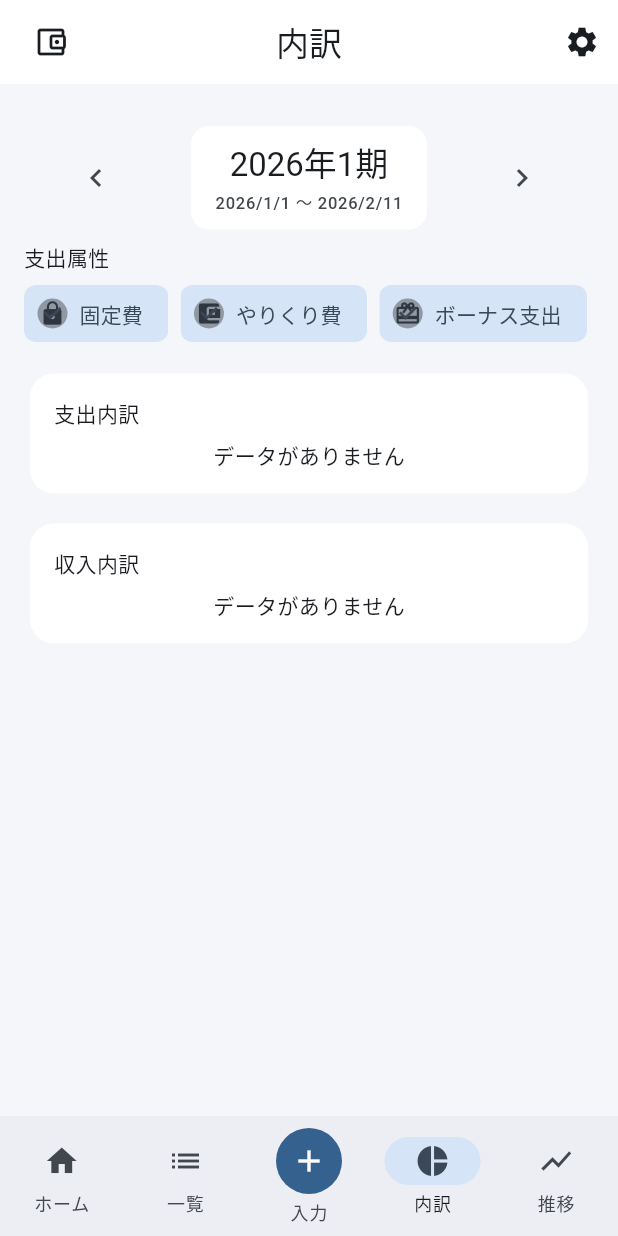
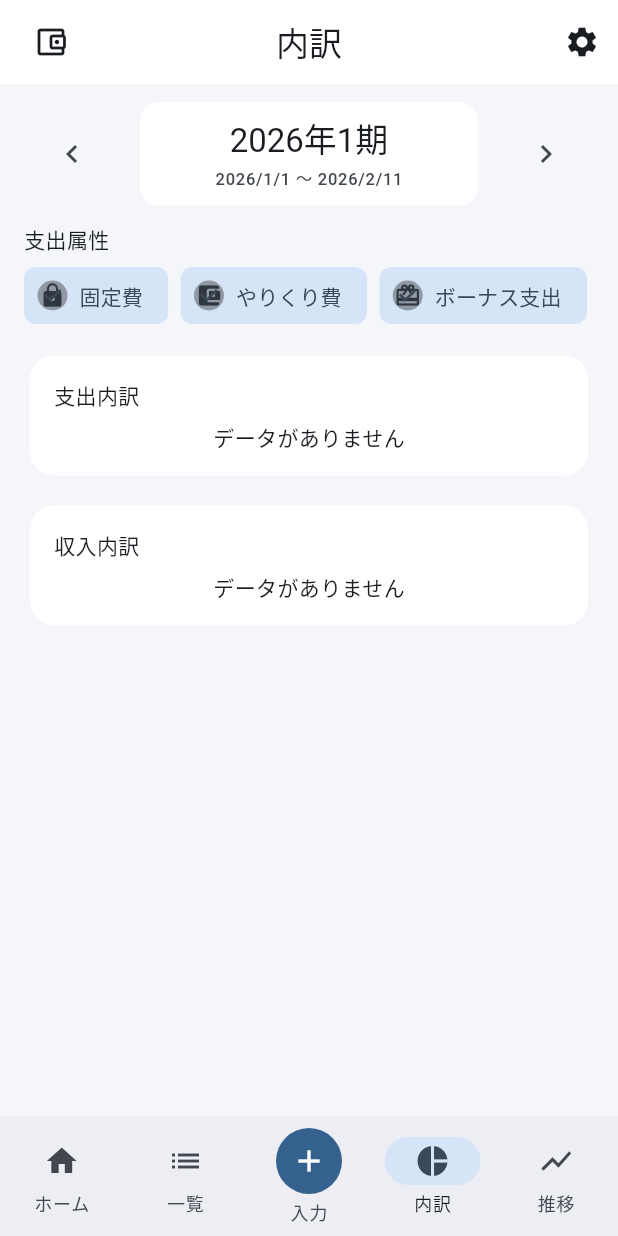
Before and after one commit to shinji1095/kakeibo, a Flutter app: the BreakdownPage screen opened by its route, on a phone screen of 412 x 824 dp. Run offline on Flutter 3.47's test engine with Material 3 defaults, Android fonts, the phone set to English and light mode, and no system bars; our stand-ins replace drift, fl_chart, flutter_riverpod, get_it, go_router, share_plus; accounts and stored records are empty; generated files the repository leaves out were written again.

Commit message:
design: 推移，一覧，内訳ページの表示期間のデザインを調整

```diff
--- a/lib/presentation/pages/breakdown_page.dart
+++ b/lib/presentation/pages/breakdown_page.dart
@@ -87,7 +87,7 @@ class BreakdownPage extends ConsumerWidget {
       title: l10n.breakdownTitle,
       currentIndex: 3,
       body: ListView(
-        padding: const EdgeInsets.all(16),
+        padding: EdgeInsets.zero,
         children: [
           PeriodHeader(
             title: headerTitle,
@@ -96,7 +96,12 @@ class BreakdownPage extends ConsumerWidget {
             onNext: () => _shiftPeriod(ref, 1),
             onRangeTap: () => _showRangeBasisDialog(context, ref),
           ),
-          const SizedBox(height: 4),
+          const SizedBox(height: 8),
+          Padding(
+            padding: const EdgeInsets.fromLTRB(16, 0, 16, 16),
+            child: Column(
+              crossAxisAlignment: CrossAxisAlignment.start,
+              children: [
                 Text(l10n.expenseAttribute),
                 const SizedBox(height: 4),
                 const ExpenseAttributeFilterChips(),
@@ -126,6 +131,9 @@ class BreakdownPage extends ConsumerWidget {
                         const _Pie(type: TransactionType.income),
                       ],
                     ),
+                  ),
+                ),
+              ],
             ),
           ),
         ],
--- a/lib/presentation/pages/transaction_list_page.dart
+++ b/lib/presentation/pages/transaction_list_page.dart
@@ -159,6 +159,7 @@ class _TransactionListPageState extends ConsumerState<TransactionListPage> {
             onPrev: () => _shiftPeriod(-1),
             onNext: () => _shiftPeriod(1),
             onRangeTap: _showRangeBasisDialog,
+            padding: const EdgeInsets.fromLTRB(24, 12, 24, 4),
           ),
           const SizedBox(height: 8),
           Wrap(
--- a/lib/presentation/widgets/period_header.dart
+++ b/lib/presentation/widgets/period_header.dart
@@ -34,7 +34,7 @@ class PeriodHeader extends StatelessWidget {
               onTap: onRangeTap,
               borderRadius: BorderRadius.circular(12),
               child: Padding(
-                padding: const EdgeInsets.symmetric(horizontal: 16, vertical: 10),
+                padding: const EdgeInsets.symmetric(horizontal: 50, vertical: 10),
                 child: Column(
                   mainAxisSize: MainAxisSize.min,
                   children: [
```
Also changed, not shown: lib/presentation/pages/trend_page.dart (+18 -8 lines). Lines whose indentation alone changed are shown as unchanged.
